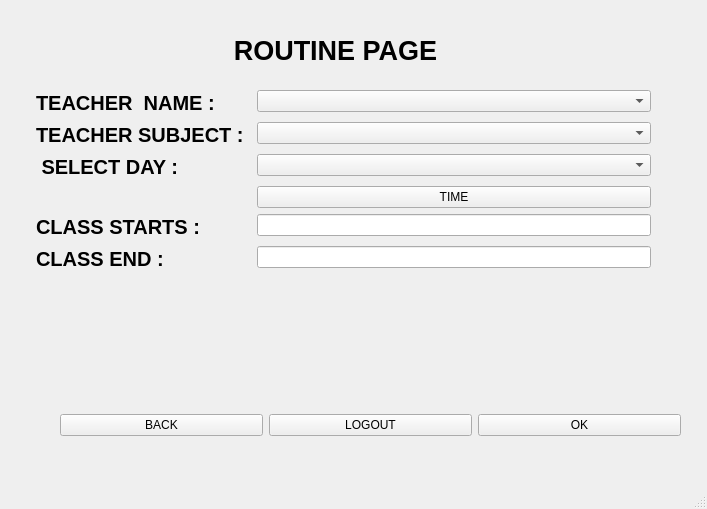
The window that editroutine.ui (Shasank12345/QT_PROJECT) describes before a commit, drawn with Qt 5.
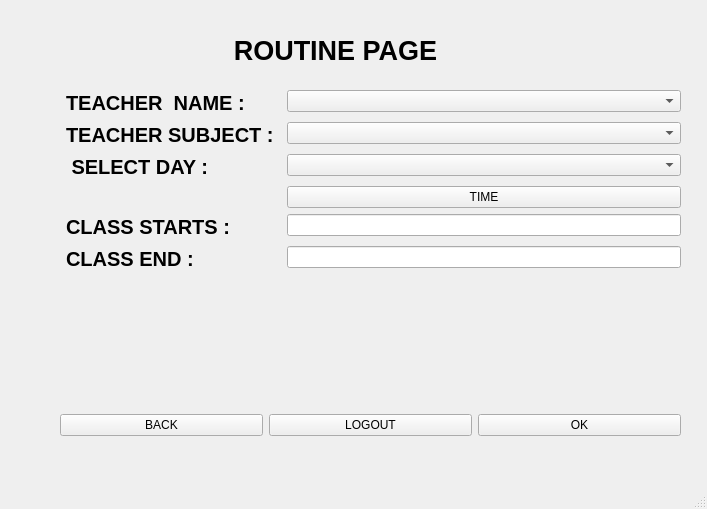
The same window after the commit. Icons and pictures are not drawn.

What changed in the file:
```diff
--- a/editroutine.ui
+++ b/editroutine.ui
@@ -49,7 +49,7 @@
      <widget class="QWidget" name="formLayoutWidget">
       <property name="geometry">
        <rect>
-        <x>20</x>
+        <x>50</x>
         <y>90</y>
         <width>621</width>
         <height>295</height>
@@ -79,9 +79,7 @@
        <item row="0" column="1">
         <widget class="QComboBox" name="comboBox">
          <property name="styleSheet">
-          <string notr="true">QComboBox QAbstract View{
-rgb(0, 0, 0)
-}</string>
+          <string notr="true">color: rgb(0, 0, 0);</string>
          </property>
         </widget>
        </item>
@@ -106,7 +104,11 @@
         </widget>
        </item>
        <item row="1" column="1">
-        <widget class="QComboBox" name="comboBox_3"/>
+        <widget class="QComboBox" name="comboBox_3">
+         <property name="styleSheet">
+          <string notr="true">color: rgb(0, 0, 0);</string>
+         </property>
+        </widget>
        </item>
        <item row="2" column="0">
         <widget class="QLabel" name="label_4">
@@ -129,7 +131,11 @@
         </widget>
        </item>
        <item row="2" column="1">
-        <widget class="QComboBox" name="comboBox_2"/>
+        <widget class="QComboBox" name="comboBox_2">
+         <property name="styleSheet">
+          <string notr="true">color: rgb(0, 0, 0);</string>
+         </property>
+        </widget>
        </item>
        <item row="5" column="1">
         <widget class="QPushButton" name="pushButton_4">
```
Left out of the diff: 14 changed lines with no effect on the pictures.
